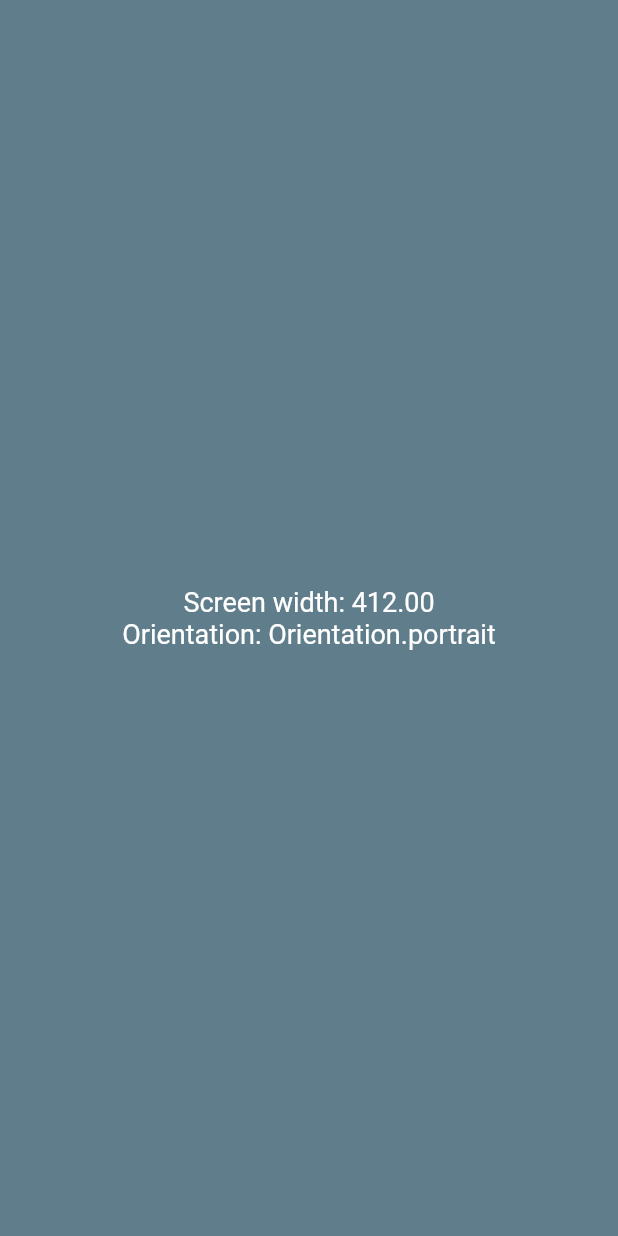
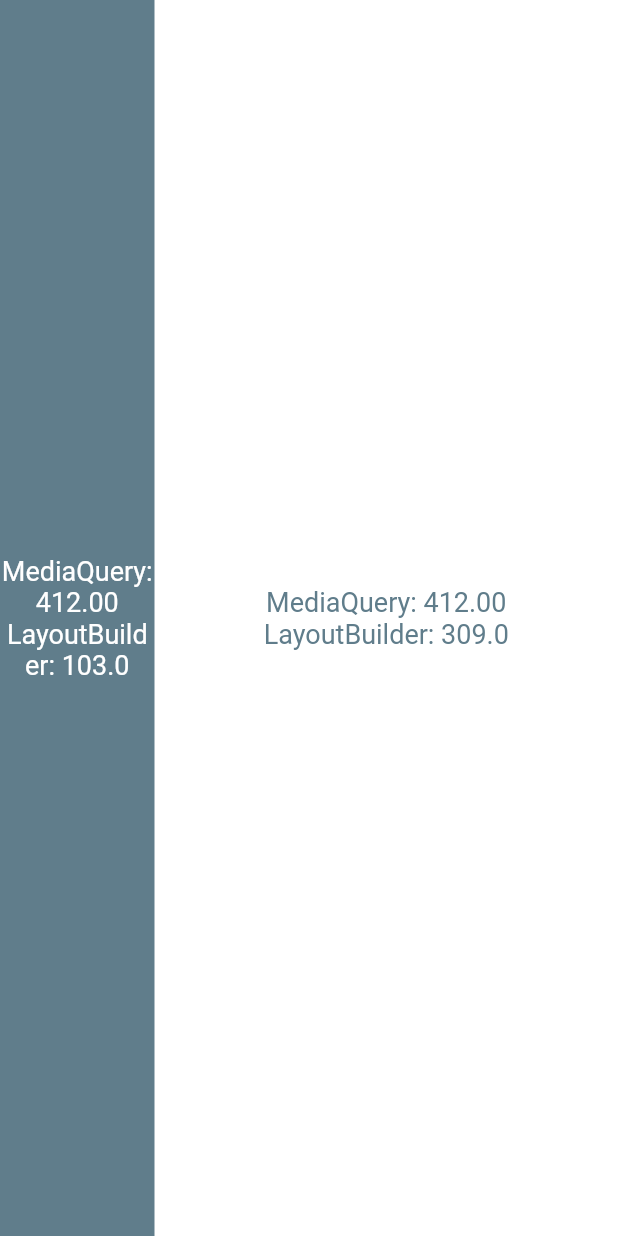
Before and after one commit to danamulyana/belajar-flutter-dasar, a Flutter app: the screen it shows after launch, on a phone screen of 412 x 824 dp. Run offline on Flutter 3.47's test engine with Material 2 defaults, Android fonts, the light colour scheme and no system bars.

Commit message:
LayoutBuilder

```diff
--- a/lib/main.dart
+++ b/lib/main.dart
@@ -25,24 +25,59 @@ class HomePage extends StatelessWidget{
   @override
   Widget build(BuildContext context){
     Size screenSize = MediaQuery.of(context).size;
-    Orientation orientation = MediaQuery.of(context).orientation;
 
     return Scaffold(
       backgroundColor: Colors.blueGrey,
-      body: Column(
+      body: Row(
+        children: [
+          Expanded(
+              child: LayoutBuilder(
+                  builder: (BuildContext context, BoxConstraints constraints) {
+                    return Column(
                       mainAxisAlignment: MainAxisAlignment.center,
                       crossAxisAlignment: CrossAxisAlignment.stretch,
                       children: [
                         Text(
-            'Screen width: ${screenSize.width.toStringAsFixed(2)}',
+                          'MediaQuery: ${screenSize.width.toStringAsFixed(2)}',
                           style: const TextStyle(color: Colors.white, fontSize: 18),
                           textAlign: TextAlign.center,
                         ),
                         Text(
-            'Orientation: $orientation',
+                          'LayoutBuilder: ${constraints.maxWidth}',
                           style: const TextStyle(color: Colors.white,fontSize: 18),
                           textAlign: TextAlign.center,
                         ),
+                      ],
+                    );
+                  }
+              ),
+          ),
+          Expanded(
+            flex: 3,
+            child: LayoutBuilder(
+              builder: (BuildContext context, BoxConstraints constraints){
+                return Container(
+                  color: Colors.white,
+                  child: Column(
+                    mainAxisAlignment: MainAxisAlignment.center,
+                    crossAxisAlignment: CrossAxisAlignment.stretch,
+                    children: [
+                      Text(
+                        'MediaQuery: ${screenSize.width.toStringAsFixed(2)}',
+                        style: const TextStyle(color: Colors.blueGrey, fontSize: 18),
+                        textAlign: TextAlign.center,
+                      ),
+                      Text(
+                        'LayoutBuilder: ${constraints.maxWidth}',
+                        style: const TextStyle(color: Colors.blueGrey,fontSize: 18),
+                        textAlign: TextAlign.center,
+                      )
+                    ],
+                  ),
+                );
+              },
+            ),
+          )
         ],
       ),
     );
```
Lines whose indentation alone changed are shown as unchanged.
